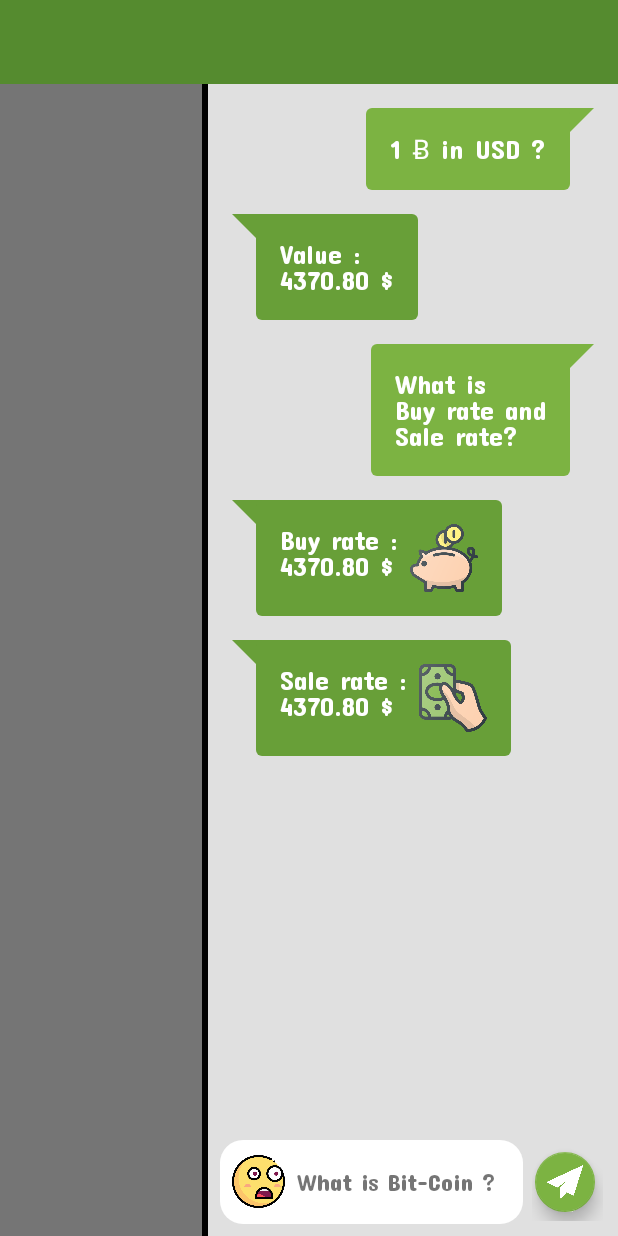
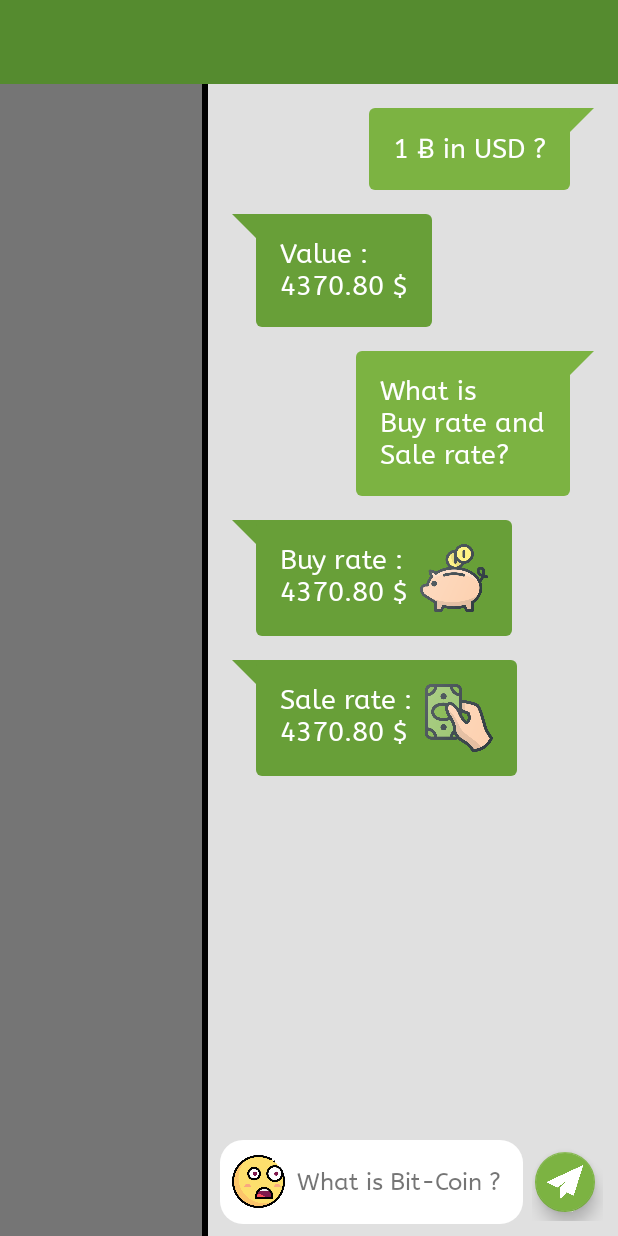
Before and after one commit to anish59/BitcoinMarket, an Android app: the layout activity_main.xml on its own in the app's theme, with its tools: preview values and no code run, on a phone screen of 412 x 824 dp. Run offline under Robolectric (Android 15) with nearby library versions, the phone set to English and light mode, and no system bars.

Commit message:
jst calculator remaining

```diff
--- a/app/src/main/res/layout/activity_main.xml
+++ b/app/src/main/res/layout/activity_main.xml
@@ -76,7 +76,7 @@
                                 android:layout_height="wrap_content"
                                 android:layout_marginTop="@dimen/dimen_16dp"
                                 android:text="@string/one_bitcoin"
-                                app:font="@string/ConcertOneRegular" />
+                                app:font="@string/ABeeZeeRegular" />
 
                             <com.blackbracket.bitcoinmarket.widgets.CTextView
                                 android:id="@+id/txtAnsValue"
@@ -85,7 +85,7 @@
                                 android:layout_height="wrap_content"
                                 android:layout_below="@+id/txtAskValue"
                                 android:text="@string/_4370_80"
-                                app:font="@string/ConcertOneRegular" />
+                                app:font="@string/ABeeZeeRegular" />
 
                             <com.blackbracket.bitcoinmarket.widgets.CTextView
                                 android:id="@+id/txtAskBuyRate"
@@ -94,7 +94,7 @@
                                 android:layout_height="wrap_content"
                                 android:layout_below="@+id/txtAnsValue"
                                 android:text="@string/buy_rate"
-                                app:font="@string/ConcertOneRegular" />
+                                app:font="@string/ABeeZeeRegular" />
 
                             <LinearLayout
                                 android:id="@+id/layoutBuy"
@@ -113,7 +113,7 @@
                                     android:text="@string/ans_buy_rate"
                                     android:textColor="@color/colorWhite"
                                     android:textSize="@dimen/dimen_18sp"
-                                    app:font="@string/ConcertOneRegular" />
+                                    app:font="@string/ABeeZeeRegular" />
 
                                 <ImageView
                                     android:layout_width="45dp"
@@ -138,7 +138,7 @@
                                     android:text="@string/ans_sell_rate"
                                     android:textColor="@color/colorWhite"
                                     android:textSize="@dimen/dimen_18sp"
-                                    app:font="@string/ConcertOneRegular" />
+                                    app:font="@string/ABeeZeeRegular" />
 
                                 <ImageView
                                     android:layout_width="45dp"
@@ -183,7 +183,7 @@
                                 android:text="@string/what_is_bit_coin"
                                 android:textSize="16sp"
                                 android:visibility="visible"
-                                app:font="@string/ConcertOneRegular" />
+                                app:font="@string/ABeeZeeRegular" />
                         </LinearLayout>
 
 
--- a/app/src/main/res/menu/menu_main.xml
+++ b/app/src/main/res/menu/menu_main.xml
@@ -6,6 +6,7 @@
         android:id="@+id/actionCalculateBitCoin"
         android:icon="@drawable/ic_send_btn"
         android:title="@string/calculator"
+        android:visible="false"
         app:showAsAction="always" />
     <!--todo: replace:: android:icon="@drawable/ic_finance"-->
 </menu>
--- a/app/src/main/res/values/strings.xml
+++ b/app/src/main/res/values/strings.xml
@@ -12,6 +12,12 @@
     <string name="calculator">calculator</string>
     <string name="bitcoin_market">BitCoin Market</string>
 
+
+    <!-- AdMob ad unit IDs -->
+    <!--<string name="banner_home_footer">ca-app-pub-0664573200302260/332653322424</string>-->
+    <string name="interstitial_full_screen">ca-app-pub-3454303483023480/4738105142</string>
+
+
     <!-- Fonts -->
     <string name="PacificoRegular">PacificoRegular.ttf</string>
     <string name="ConcertOneRegular">ConcertOneRegular.ttf</string>
@@ -24,4 +30,5 @@
     <string name="IndieFlower">IndieFlower.ttf</string>
     <string name="BoogalooRegular">BoogalooRegular.ttf</string>
     <string name="BlackOpsOneRegular">BlackOpsOneRegular.ttf</string>
+    <string name="ABeeZeeRegular">ABeeZeeRegular.ttf</string>
 </resources>
--- a/build.gradle
+++ b/build.gradle
@@ -10,6 +10,7 @@ buildscript {
 
         // NOTE: Do not place your application dependencies here; they belong
         // in the individual module build.gradle files
+        classpath 'com.google.gms:google-services:3.0.0'
     }
 }
 
```
Also changed, not shown: app/build.gradle (+9 -4 lines), app/src/main/AndroidManifest.xml (+7 -1 lines), app/src/main/java/com/blackbracket/bitcoinmarket/MainActivity.java (+43 -2 lines), app/src/main/java/com/blackbracket/bitcoinmarket/helper/Prefs.java (added, +127 -0 lines), app/src/main/java/com/blackbracket/bitcoinmarket/helper/PrefsUtil.java (added, +20 -0 lines), app/src/main/assets/ABeeZeeItalic.ttf (added), app/src/main/assets/ABeeZeeRegular.ttf (added).
